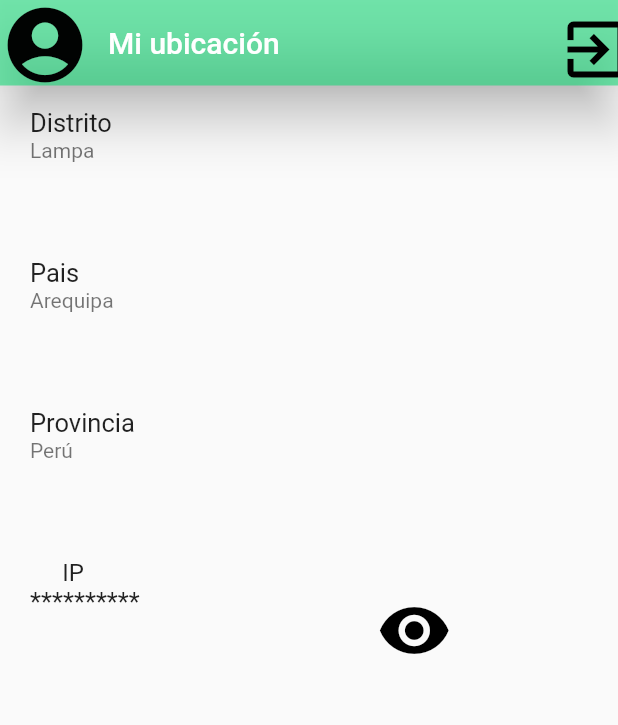
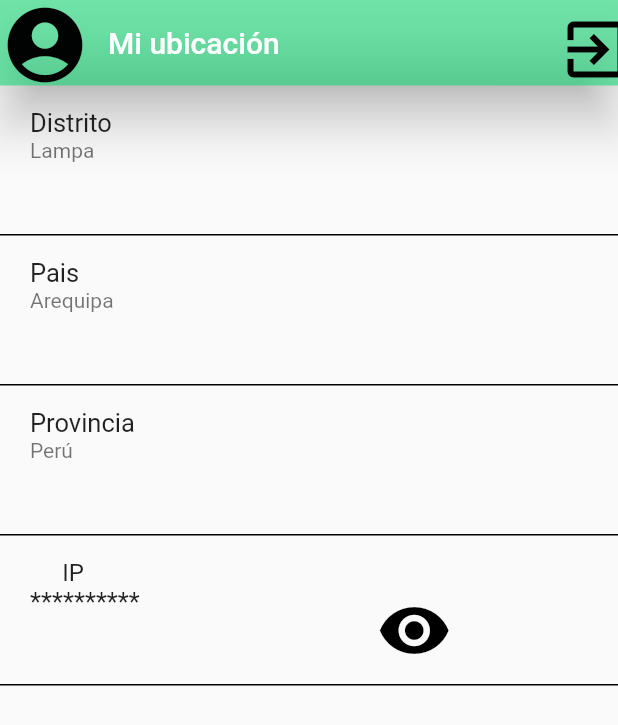
Before and after one commit to l4to/panalavista, a Flutter app: the MyPestanaConfig screen opened directly, after a tap on "Mi ubicación", on a phone screen of 412 x 824 dp. Shown: the top 725 px of the screen. Run offline on Flutter 3.47's test engine with Material 2 defaults, Android fonts, the phone set to English and light mode, and no system bars; our stand-ins replace image_picker.

Commit message:
eliminar1

```diff
--- a/lib/pages/pestaña_config/pestaña_config.dart
+++ b/lib/pages/pestaña_config/pestaña_config.dart
@@ -94,7 +94,7 @@ class Botoncitos extends StatelessWidget {
 
         onTap: presionar,
         //shape: const RoundedRectangleBorder( side: BorderSide(color: Colors.black, width: 1),borderRadius: BorderRadius.zero,)
-
+        shape: Border(bottom: BorderSide(width: 1, color: Colors.black)),
 
         title: Padding(
           padding: EdgeInsets.only(left: 20),
--- a/lib/pages/pestaña_config/ubicaciones.dart
+++ b/lib/pages/pestaña_config/ubicaciones.dart
@@ -144,7 +144,8 @@ class Botoncitos extends StatelessWidget {
         child: ListTile(
           contentPadding: EdgeInsets.only(top: 11, left: 20),
 
-
+          //shape: const RoundedRectangleBorder( side: BorderSide(color: Colors.black, width: 1),borderRadius: BorderRadius.zero,)
+          shape: Border(bottom: BorderSide(width: 1, color: Colors.black)),
 
           title: titulo,
           subtitle: Container(
```
